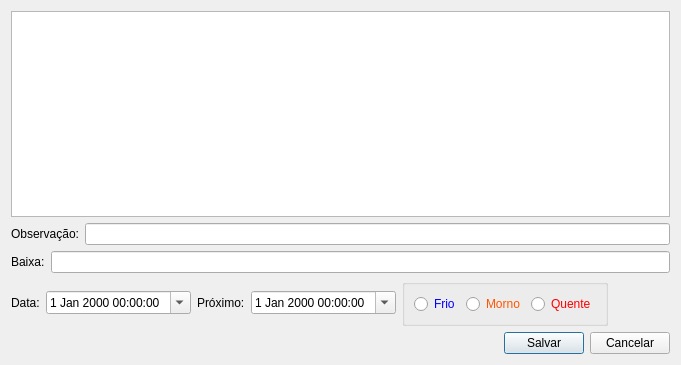
Above: ui/followup.ui from darktorres/ERP-STACCATO before the change. Below: the same form after it.
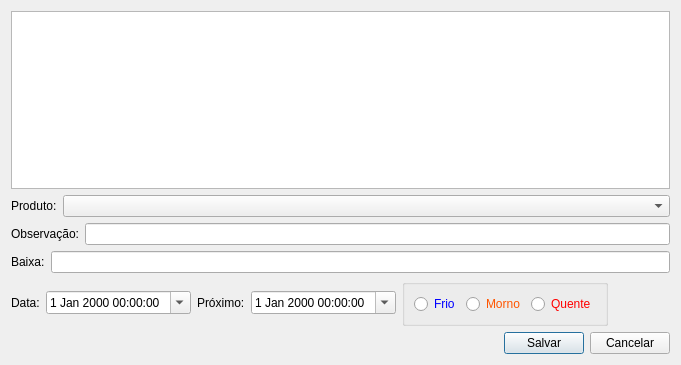
That is the form after the change. Custom widgets are drawn as their Qt base class.

Commit message:
Followup compra: vinculo opcional por produto/linha (idPedido1)
Followup de O.C. pode ser vinculado a uma linha do pedido (produto+venda);
no followup da venda, notas vinculadas aparecem so na venda dona da linha,
notas sem vinculo continuam visiveis em todas as vendas da O.C.

Diff of the .ui file:
```diff
--- a/ui/followup.ui
+++ b/ui/followup.ui
@@ -28,6 +28,41 @@
     </widget>
    </item>
    <item row="1" column="0">
+    <widget class="QFrame" name="frameProduto">
+     <layout class="QHBoxLayout" name="horizontalLayout_7">
+      <property name="leftMargin">
+       <number>0</number>
+      </property>
+      <property name="topMargin">
+       <number>0</number>
+      </property>
+      <property name="rightMargin">
+       <number>0</number>
+      </property>
+      <property name="bottomMargin">
+       <number>0</number>
+      </property>
+      <item>
+       <widget class="QLabel" name="labelProduto">
+        <property name="text">
+         <string>Produto:</string>
+        </property>
+       </widget>
+      </item>
+      <item>
+       <widget class="QComboBox" name="comboBoxProduto">
+        <property name="sizePolicy">
+         <sizepolicy hsizetype="Expanding" vsizetype="Fixed">
+          <horstretch>0</horstretch>
+          <verstretch>0</verstretch>
+         </sizepolicy>
+        </property>
+       </widget>
+      </item>
+     </layout>
+    </widget>
+   </item>
+   <item row="2" column="0">
     <layout class="QHBoxLayout" name="horizontalLayout_5">
      <item>
       <widget class="QLabel" name="labelObservacao">
@@ -41,7 +76,7 @@
      </item>
     </layout>
    </item>
-   <item row="2" column="0">
+   <item row="3" column="0">
     <widget class="QFrame" name="frameOrcamento">
      <layout class="QGridLayout" name="gridLayout_2">
       <property name="leftMargin">
@@ -173,7 +208,7 @@
      </layout>
     </widget>
    </item>
-   <item row="3" column="0">
+   <item row="4" column="0">
     <layout class="QHBoxLayout" name="horizontalLayout">
      <item>
       <spacer name="horizontalSpacer">
```
Left out of the diff: 1 changed line with no effect on the pictures. The commit also changes 3 other files.
